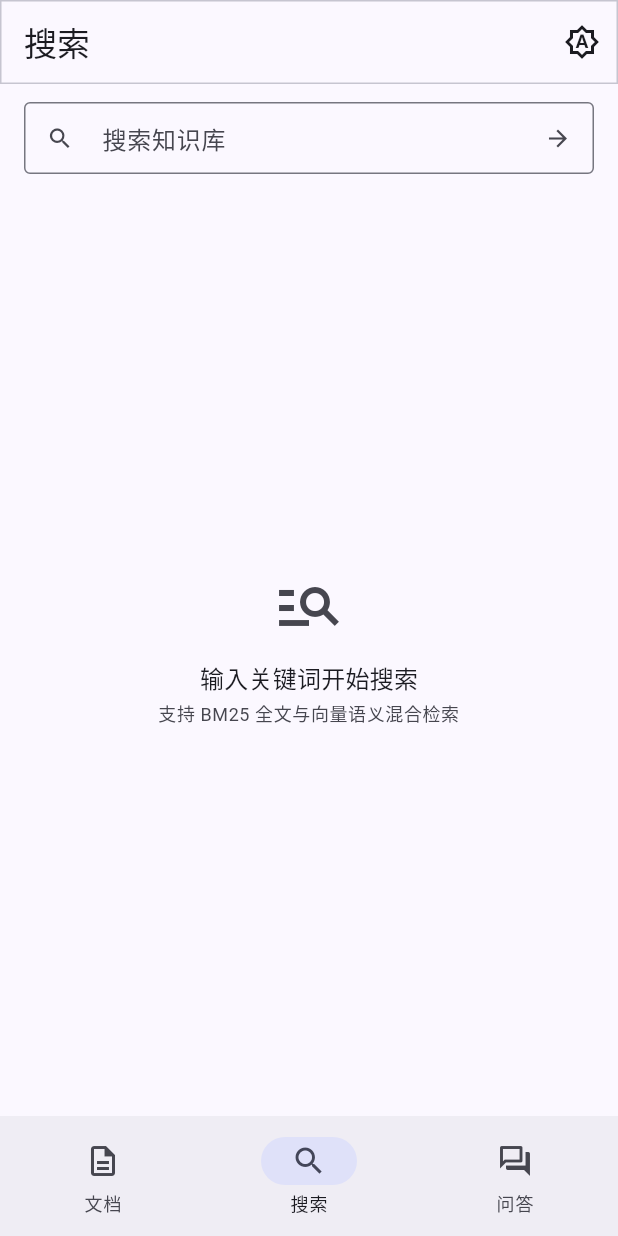
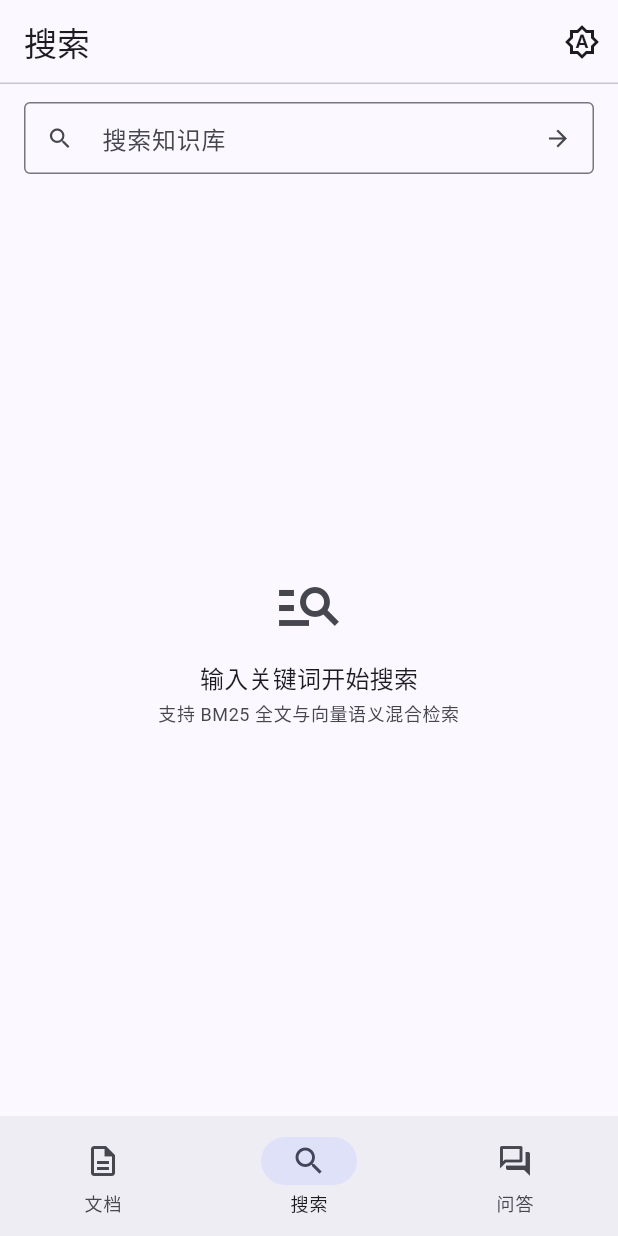
Before and after one commit to lennylin-lab/knowledge-base-flutter, a Flutter app: the screen it shows after launch, item 2 of the bottom bar chosen, on a phone screen of 412 x 824 dp. Run offline on Flutter 3.47's test engine with Material 3 defaults, Android fonts, the phone set to English and light mode, and no system bars; our stand-ins replace dio, flutter_markdown_plus, flutter_riverpod, freezed_annotation, go_router, shared_preferences and 1 more; missing offline and left inert: dart:js_interop, markdown, re_highlight; network calls fail.

Commit message:
fix(theme): app bar border bottom-only

```diff
--- a/lib/core/theme/app_theme.dart
+++ b/lib/core/theme/app_theme.dart
@@ -57,8 +57,8 @@ abstract final class AppTheme {
         scrolledUnderElevation: 1,
         // Hairline under the app bar on every page (导航标题分隔线);
         // outlineVariant matches the VerticalDivider color in the shells.
-        shape: Border.fromBorderSide(
-          BorderSide(color: colorScheme.outlineVariant),
+        shape: Border(
+          bottom: BorderSide(color: colorScheme.outlineVariant),
         ),
       ),
       inputDecorationTheme: const InputDecorationTheme(
```
